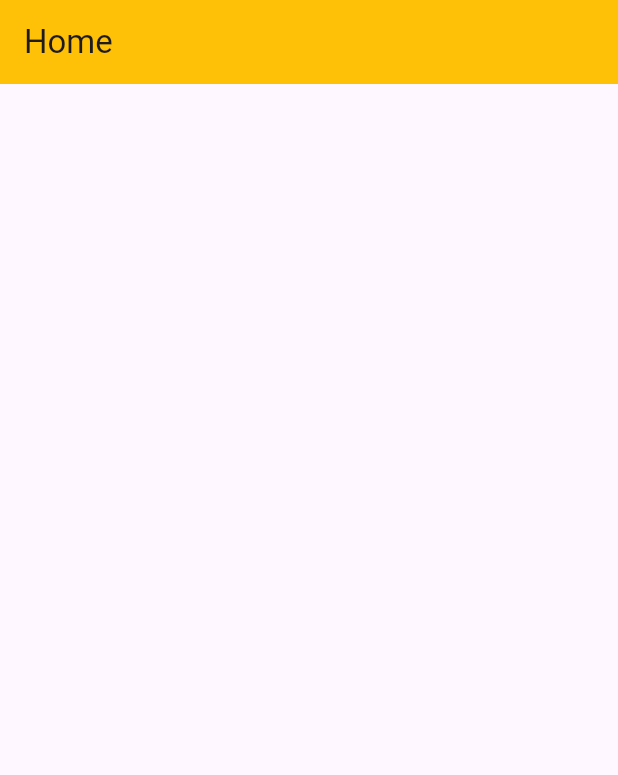
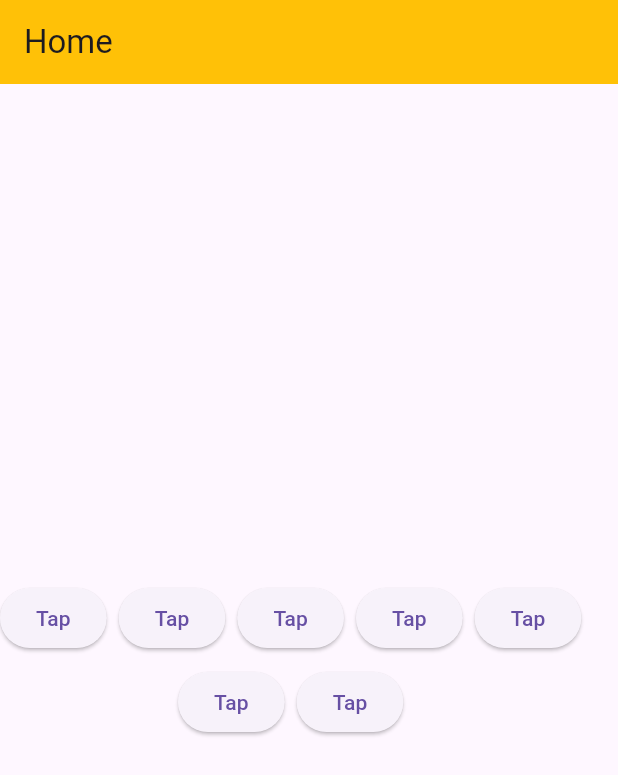
Before and after one commit to SAKIB0004/ostad_batch_8, a Flutter app: the screen it shows after launch, on a phone screen of 412 x 824 dp. Shown: the top 775 px of the screen. Run offline on Flutter 3.47's test engine with Material 3 defaults, Android fonts, the phone set to English and light mode, and no system bars.

Commit message:
///MediaQuery | Wrap

```diff
--- a/lib/main.dart
+++ b/lib/main.dart
@@ -21,12 +21,48 @@ class myApp extends StatelessWidget{
 class home extends StatelessWidget{
   @override
   Widget build(BuildContext context) {
+
+    Size screenSize = MediaQuery.of(context).size;
+    //Size screenS = MediaQuery.sizeOf(context);
+    print(screenSize.width);
+    print(screenSize.height);
+    print(screenSize.flipped);
+    print(screenSize.longestSide);
+    print(screenSize.aspectRatio);
+
+    print(MediaQuery.of(context).devicePixelRatio);
+    print(MediaQuery.of(context).navigationMode);
+    print(MediaQuery.of(context).viewInsets);
+    print(MediaQuery.of(context).orientation);
+
+
     return Scaffold(
       appBar: AppBar(
         title: Text("Home"),
         backgroundColor: Colors.amber,
       ),
+      body:Column(
+        mainAxisAlignment: MainAxisAlignment.center,
+        children: [
+          Wrap(
+            crossAxisAlignment: WrapCrossAlignment.center,
+            alignment: WrapAlignment.center,
+            spacing: 8,
+            runSpacing: 8,
 
+            children: [
+              ElevatedButton(onPressed: (){}, child: Text('Tap')),
+              ElevatedButton(onPressed: (){}, child: Text('Tap')),ElevatedButton(onPressed: (){}, child: Text('Tap')),
+              ElevatedButton(onPressed: (){}, child: Text('Tap')),
+              ElevatedButton(onPressed: (){}, child: Text('Tap')),
+              ElevatedButton(onPressed: (){}, child: Text('Tap')),
+              ElevatedButton(onPressed: (){}, child: Text('Tap')),
+
+
+            ],
+          )
+        ],
+      )
     );
   }
 }
```
